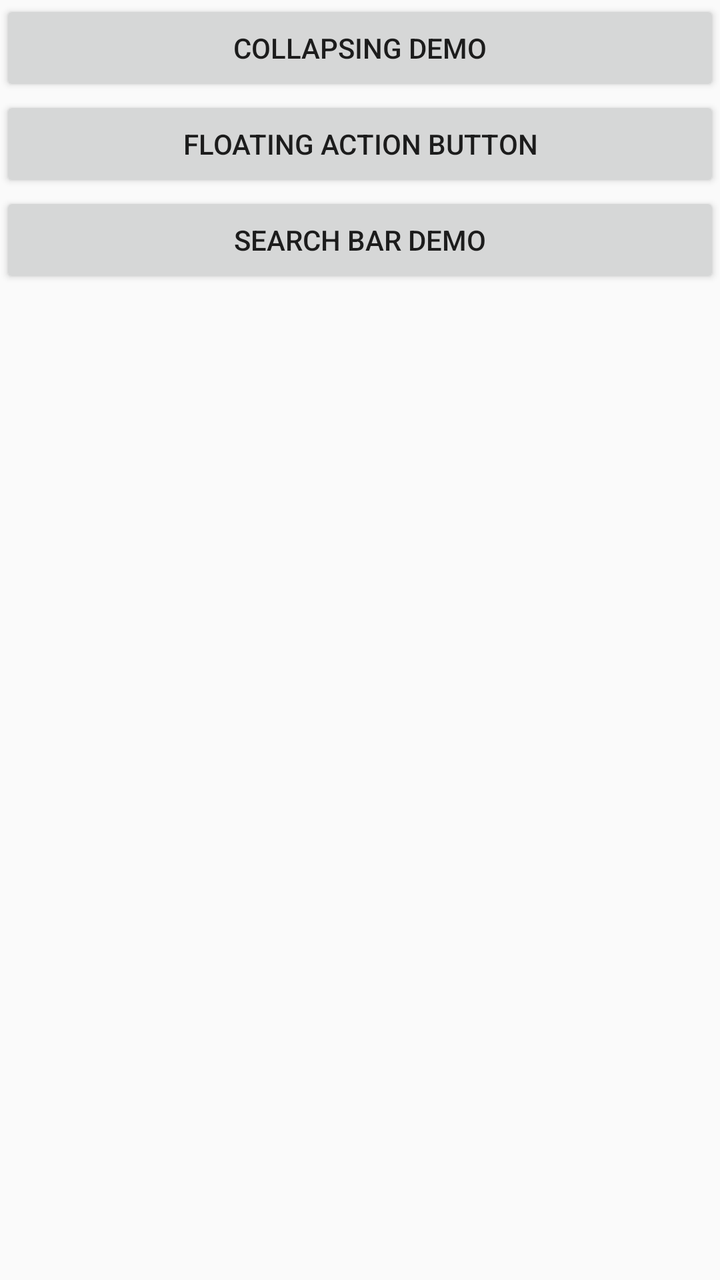
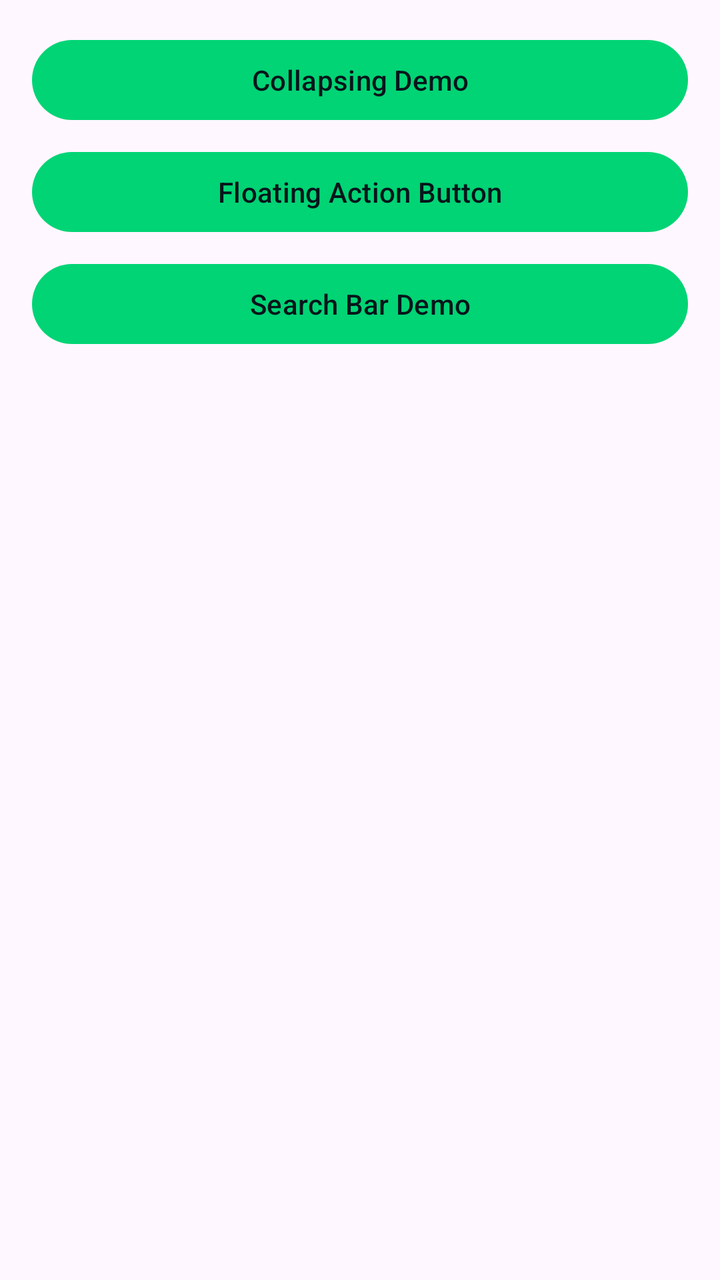

An Android layout rendered at two revisions. The XML below is the earlier revision; the diff shows what the commit changed to produce the second picture.
<!-- AndroidManifest.xml: application theme AppTheme -->
<!-- res/layout/activity_main.xml -->
<?xml version="1.0" encoding="utf-8"?>
<LinearLayout xmlns:android="http://schemas.android.com/apk/res/android"
    android:layout_width="match_parent"
    android:layout_height="match_parent"
    android:background="?android:attr/colorBackground"
    android:orientation="vertical">

    <Button
        android:id="@+id/demo1"
        android:layout_width="match_parent"
        android:layout_height="wrap_content"
        android:text="@string/demo_collapsing"/>

    <Button
        android:id="@+id/demo2"
        android:layout_width="match_parent"
        android:layout_height="wrap_content"
        android:text="@string/demo_fab"/>

    <Button
        android:id="@+id/demo3"
        android:layout_width="match_parent"
        android:layout_height="wrap_content"
        android:text="@string/demo_search"/>

</LinearLayout>
<!-- resources referenced by this layout -->
<resources>
  <string name="demo_collapsing">Collapsing Demo</string>
  <string name="demo_fab">Floating Action Button</string>
  <string name="demo_search">Search Bar Demo</string>
  <style name="AppTheme" parent="Theme.AppCompat.Light.NoActionBar">
          
          <item name="colorPrimary">@color/colorPrimary</item>
          <item name="colorPrimaryDark">@color/colorPrimaryDark</item>
          <item name="colorAccent">@color/colorAccent</item>
          
          <item name="android:windowBackground">@color/colorPrimaryDark</item>
      </style>
  <color name="colorPrimary">#071C24</color>
  <color name="colorPrimaryDark">#06151b</color>
  <color name="colorAccent">#00D474</color>
</resources>

<!-- the commit's change to res/layout/activity_main.xml (unified diff, before → after) -->
@@ -3,7 +3,8 @@
     android:layout_width="match_parent"
     android:layout_height="match_parent"
     android:background="?android:attr/colorBackground"
-    android:orientation="vertical">
+    android:orientation="vertical"
+    android:padding="16dp">
 
     <Button
         android:id="@+id/demo1"
@@ -15,12 +16,14 @@
         android:id="@+id/demo2"
         android:layout_width="match_parent"
         android:layout_height="wrap_content"
+        android:layout_marginTop="8dp"
         android:text="@string/demo_fab"/>
 
     <Button
         android:id="@+id/demo3"
         android:layout_width="match_parent"
         android:layout_height="wrap_content"
+        android:layout_marginTop="8dp"
         android:text="@string/demo_search"/>
 
 </LinearLayout>
<!-- resource entries referenced after the edit -->
@@ -3,15 +3,14 @@
   <string name="demo_collapsing">Collapsing Demo</string>
   <string name="demo_fab">Floating Action Button</string>
   <string name="demo_search">Search Bar Demo</string>
-  <style name="AppTheme" parent="Theme.AppCompat.Light.NoActionBar">
-          
-          <item name="colorPrimary">@color/colorPrimary</item>
-          <item name="colorPrimaryDark">@color/colorPrimaryDark</item>
-          <item name="colorAccent">@color/colorAccent</item>
+  <style name="AppTheme" parent="Theme.Material3.DayNight.NoActionBar">
+          <item name="colorPrimary">@color/colorAccent</item>
+          <item name="colorOnPrimary">@color/colorPrimaryDark</item>
+          <item name="colorSecondary">@color/colorAccent</item>
+          <item name="colorOnSecondary">@color/colorPrimaryDark</item>
           
           <item name="android:windowBackground">@color/colorPrimaryDark</item>
       </style>
-  <color name="colorPrimary">#071C24</color>
   <color name="colorPrimaryDark">#06151b</color>
   <color name="colorAccent">#00D474</color>
 </resources>
